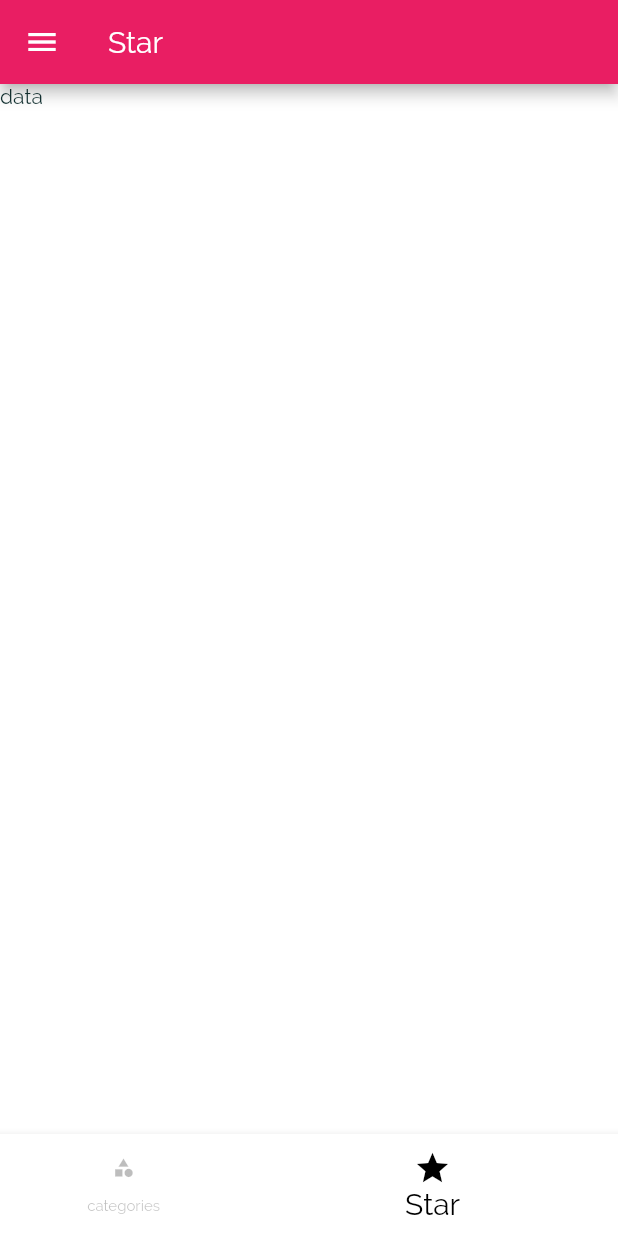
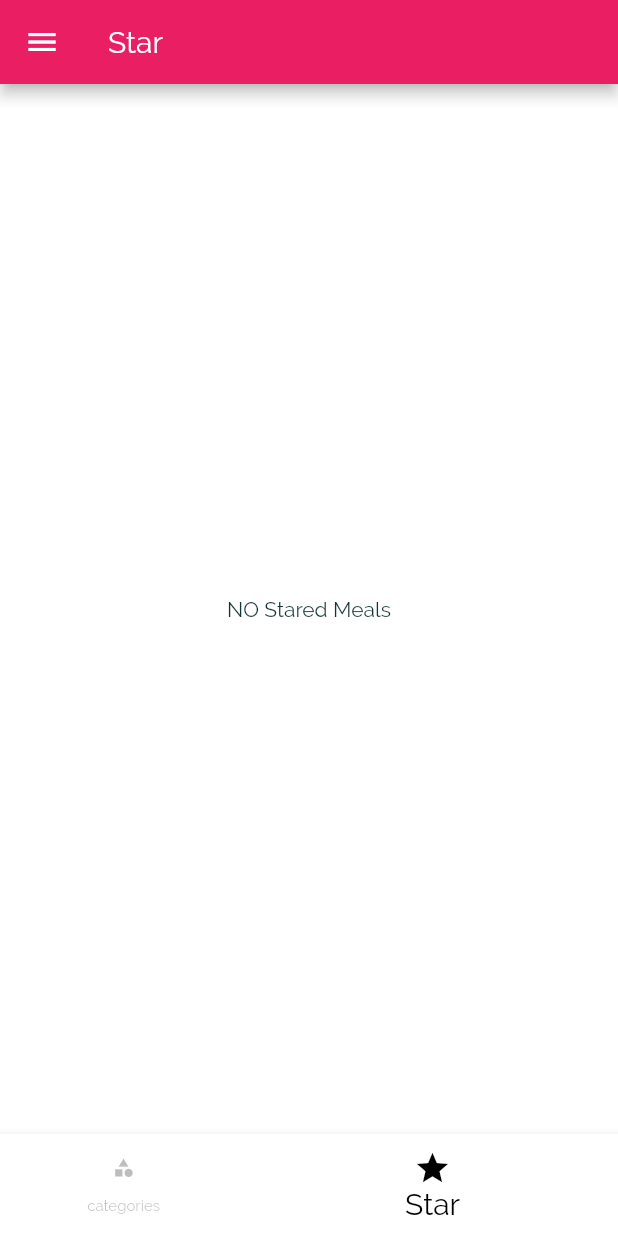
Before and after one commit to AdelDaniel/my_kitchen, a Flutter app: the screen it shows after launch, item 2 of the bottom bar chosen, on a phone screen of 412 x 824 dp. Run offline on Flutter 3.47's test engine with Material 2 defaults, Android fonts, the phone set to English and light mode, and no system bars; missing offline and left inert: animated_floatactionbuttons.

Commit message:
end all section 7 max v32

```diff
--- a/lib/main.dart
+++ b/lib/main.dart
@@ -20,7 +20,31 @@ class MyApp extends StatefulWidget {
 
 class _MyAppState extends State<MyApp> {
 
+
+
 List<Meal> _availableMeals = DUMMY_MEALS ;
+List<Meal> starMeals = [] ;
+
+
+  IconData _addOrRemoveStar(String staredMealId ,bool checkIconOnly ){
+    final int currentMealIndex = starMeals.indexWhere((meal) { return meal.id == staredMealId;});
+    print(currentMealIndex);
+    if(currentMealIndex >=0 )
+    {
+      if(checkIconOnly) return Icons.star;
+      setState(() {
+      starMeals.removeAt(currentMealIndex);
+      });
+      return Icons.star_border ;
+    }else {
+        if(checkIconOnly) return Icons.star_border ;
+        setState(() {
+        starMeals.add(DUMMY_MEALS.firstWhere((meal)=> meal.id == staredMealId));
+        });
+      return Icons.star ;
+    }
+  }
+
   static const String _glutenFree = 'Gluten Free';
   static const String _vegetarian = 'Vegetarian';
   static const String _vegan = 'Vegan';
@@ -33,7 +57,7 @@ List<Meal> _availableMeals = DUMMY_MEALS ;
     _lactoseFree: false,
   };
 
-  void _SetFiltters(Map<String,bool> filtterData){
+  void _setFiltters(Map<String,bool> filtterData){
     //filtteredMeals.clear();
         setState(() {
       _selections = filtterData;
@@ -90,11 +114,11 @@ List<Meal> _availableMeals = DUMMY_MEALS ;
      // home: TabsScreen() ,
       initialRoute: '/',
       routes: {
-        '/' :  (context) => MainTabsScreen() ,
+        '/' :  (context) => MainTabsScreen(starMeals) ,
         CategoryScreen.id : (context) => CategoryScreen() ,
         MealScreen.id : (context) => MealScreen(_availableMeals) ,
-        MealDetail.id : (context) => MealDetail() ,
-        FiltterScreen.route :(context) => FiltterScreen(_SetFiltters) ,
+        MealDetail.id : (context) => MealDetail(_addOrRemoveStar) ,
+        FiltterScreen.route :(context) => FiltterScreen(_setFiltters) ,
       },
     );
   }
--- a/lib/screens/main_tabs_screen.dart
+++ b/lib/screens/main_tabs_screen.dart
@@ -1,28 +1,40 @@
 import 'package:flutter/material.dart';
 
+import '../models/meal_model.dart';
 import '../widgets/drawer.dart';
 import './categories_screen.dart';
 import './star_meal_screen.dart';
 
 class MainTabsScreen extends StatefulWidget {
+  final List<Meal> starMeals ;
+  MainTabsScreen(this.starMeals);
+
   @override
   _MainTabsScreenState createState() => _MainTabsScreenState();
 }
 
+
 class _MainTabsScreenState extends State<MainTabsScreen> {
 
-  final List<Widget>  _pages = [
-    CategoryScreen(),
-    StarMealsScreen(),
-  ];
-
+  List<Widget>  _pages ;
   int choosePage = 0 ;
   void _selectedTap(int value) {
-
     setState(() {
       choosePage = value ;
     });
   }
+
+  @override
+  void initState() {
+
+    _pages = [
+    CategoryScreen(),
+    StarMealsScreen(widget.starMeals),
+  ];
+    super.initState();
+  }
+
+
   @override
   Widget build(BuildContext context) {
     return Scaffold(
--- a/lib/screens/star_meal_screen.dart
+++ b/lib/screens/star_meal_screen.dart
@@ -1,12 +1,35 @@
 import 'package:flutter/material.dart';
 
 
+import '../widgets/meal_item.dart';
+import '../models/meal_model.dart';
+
+
 class StarMealsScreen extends StatelessWidget {
+
+  final List<Meal> starMeals ;
+  StarMealsScreen(this.starMeals);
+
   @override
   Widget build(BuildContext context) {
+    if(starMeals.isEmpty){
+      return Center(child : Text('NO Stared Meals'),) ;
+    }else{
     return Scaffold(
-      body: Text('data'),
-
+      body: GridView.builder(
+        itemCount: starMeals.length,
+        itemBuilder: (ctx ,index)
+        {
+          return MealItem(starMeals[index]);
+        },
+       gridDelegate: SliverGridDelegateWithMaxCrossAxisExtent(
+          maxCrossAxisExtent: 400 ,
+          childAspectRatio: 2/1 ,
+          crossAxisSpacing: 2,
+          mainAxisSpacing: 25 ,
+      ),
+      ),
     );
+    }
   }
 }
--- a/pubspec.yaml
+++ b/pubspec.yaml
@@ -23,6 +23,8 @@ dependencies:
   # The following adds the Cupertino Icons font to your application.
   # Use with the CupertinoIcons class for iOS style icons.
   cupertino_icons: ^0.1.2
+  animated_floatactionbuttons: ^0.1.0
+
 
 dev_dependencies:
   flutter_test:
```
Also changed, not shown: lib/screens/meal_detail_screen.dart (+58 -5 lines), pubspec.lock.
